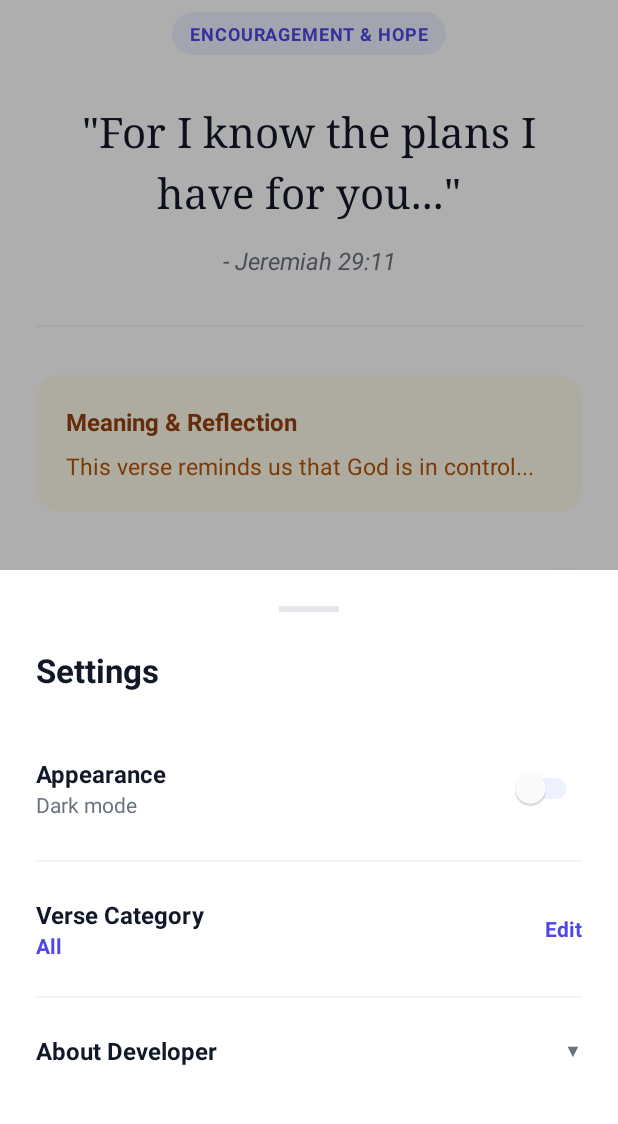
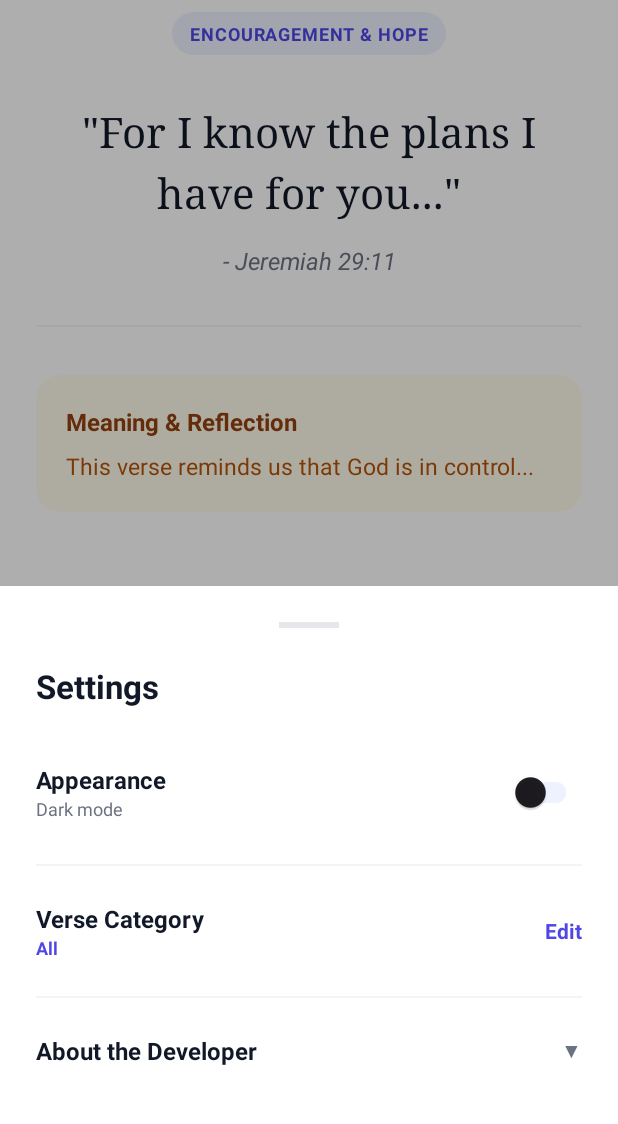
Before and after one commit to j-j-j-github/DAILYVERSE, an Android app: the screen it shows after launch (MainActivity), after a tap on "Settings", on a phone screen of 412 x 824 dp, the part 61-1185 px from its top. Run offline under Robolectric (Android 15) with nearby library versions, the phone set to English and light mode, and no system bars.

Commit message:
Visual changes.

```diff
--- a/app/src/main/java/com/example/dailyverse/MainActivity.kt
+++ b/app/src/main/java/com/example/dailyverse/MainActivity.kt
@@ -2,6 +2,7 @@ package com.example.dailyverse
 
 import android.content.Intent
 import android.content.res.ColorStateList
+import android.net.Uri
 import android.os.Bundle
 import android.view.Gravity
 import android.view.View
@@ -32,8 +33,12 @@ class MainActivity : AppCompatActivity() {
 
         repo = VerseRepository(this)
 
-        // Force Light Mode
-        AppCompatDelegate.setDefaultNightMode(AppCompatDelegate.MODE_NIGHT_NO)
+        // 1. Apply Theme Preference
+        if (repo.isDarkMode()) {
+            AppCompatDelegate.setDefaultNightMode(AppCompatDelegate.MODE_NIGHT_YES)
+        } else {
+            AppCompatDelegate.setDefaultNightMode(AppCompatDelegate.MODE_NIGHT_NO)
+        }
 
         loadContent()
 
@@ -61,7 +66,7 @@ class MainActivity : AppCompatActivity() {
         val view = layoutInflater.inflate(R.layout.bottom_sheet_settings, null)
         dialog.setContentView(view)
 
-        // 1. Dark Mode Toggle
+        // --- Dark Mode ---
         val switchDark = view.findViewById<SwitchMaterial>(R.id.switchDarkMode)
         switchDark.isChecked = repo.isDarkMode()
         switchDark.setOnCheckedChangeListener { _, isChecked ->
@@ -73,22 +78,22 @@ class MainActivity : AppCompatActivity() {
             }, 300)
         }
 
-        // 2. Genre Selector
+        // --- Genre Selector ---
         val btnGenre = view.findViewById<LinearLayout>(R.id.btnSelectGenre)
         val tvCurrent = view.findViewById<TextView>(R.id.tvCurrentGenreSettings)
         tvCurrent.text = repo.getGenrePreference()
 
         btnGenre.setOnClickListener {
             dialog.dismiss()
-            // Slight delay for smooth transition (Sheet down -> Sheet up)
             window.decorView.postDelayed({ showNiceGenreSelector() }, 150)
         }
 
-        // 3. About Developer
+        // --- About Developer ---
         val btnAbout = view.findViewById<LinearLayout>(R.id.btnAboutDev)
         val layoutDetails = view.findViewById<LinearLayout>(R.id.layoutDevDetails)
         val iconExpand = view.findViewById<TextView>(R.id.iconExpandDev)
 
+        // Expand/Collapse Logic
         btnAbout.setOnClickListener {
             if (layoutDetails.visibility == View.VISIBLE) {
                 layoutDetails.visibility = View.GONE
@@ -101,11 +106,33 @@ class MainActivity : AppCompatActivity() {
             }
         }
 
+        // --- Developer Action Buttons ---
+
+        // 1. Report Bug (Email)
+        view.findViewById<TextView>(R.id.btnBugReport).setOnClickListener {
+            val intent = Intent(Intent.ACTION_SENDTO).apply {
+                data = Uri.parse("mailto:jeevaljollyjacob@gmail.com")
+                putExtra(Intent.EXTRA_SUBJECT, "Daily Verse App - Bug Report")
+            }
+            try { startActivity(intent) } catch (e: Exception) { e.printStackTrace() }
+        }
+
+        // 2. Buy Coffee (Web)
+        view.findViewById<TextView>(R.id.btnBuyCoffee).setOnClickListener {
+            val intent = Intent(Intent.ACTION_VIEW, Uri.parse("https://www.buymeacoffee.com/jeevaljollyjacob"))
+            startActivity(intent)
+        }
+
+        // 3. Website (Web)
+        view.findViewById<TextView>(R.id.btnWebsite).setOnClickListener {
+            val intent = Intent(Intent.ACTION_VIEW, Uri.parse("https://j-j-j-github.github.io/MY-PORTFOLIO/"))
+            startActivity(intent)
+        }
+
         dialog.show()
     }
 
     private fun showNiceGenreSelector() {
-        // CHANGED: Use BottomSheetDialog for smooth transition
         val dialog = BottomSheetDialog(this)
         val view = layoutInflater.inflate(R.layout.dialog_genre_selection, null)
         dialog.setContentView(view)
@@ -118,13 +145,11 @@ class MainActivity : AppCompatActivity() {
         for (genre in genres) {
             val isSelected = genre.equals(currentGenre, ignoreCase = true)
 
-            // Row Container
             val itemLayout = LinearLayout(this).apply {
                 orientation = LinearLayout.HORIZONTAL
                 gravity = Gravity.CENTER_VERTICAL
                 setPadding(48, 32, 48, 32)
 
-                // Highlight background if selected
                 if (isSelected) {
                     background = ContextCompat.getDrawable(this@MainActivity, R.drawable.bg_badge)
                     backgroundTintList = ColorStateList.valueOf(ContextCompat.getColor(this@MainActivity, R.color.brand_light))
@@ -140,7 +165,6 @@ class MainActivity : AppCompatActivity() {
                 layoutParams = params
             }
 
-            // Genre Text
             val tv = TextView(this).apply {
                 text = genre
                 textSize = 16f
@@ -155,19 +179,17 @@ class MainActivity : AppCompatActivity() {
             }
             itemLayout.addView(tv)
 
-            // CLEANER CHECKMARK
             if (isSelected) {
                 val check = ImageView(this).apply {
-                    setImageResource(R.drawable.ic_check) // Using new clean icon
+                    setImageResource(R.drawable.ic_check)
                     setColorFilter(ContextCompat.getColor(this@MainActivity, R.color.brand_primary))
                 }
                 itemLayout.addView(check)
             }
 
-            // Click Logic
             itemLayout.setOnClickListener {
                 repo.saveGenrePreference(genre)
-                loadContent() // Updates home screen pill instantly
+                loadContent()
                 dialog.dismiss()
             }
 
--- /dev/null
+++ b/app/src/main/res/drawable/bg_card_highlight.xml
@@ -0,0 +1,5 @@
+<?xml version="1.0" encoding="utf-8"?>
+<shape xmlns:android="http://schemas.android.com/apk/res/android">
+    <solid android:color="@color/brand_light"/>
+    <corners android:radius="24dp"/>
+</shape>
--- a/app/src/main/res/drawable/img_profile.xml
+++ /dev/null
@@ -1,9 +0,0 @@
-<vector xmlns:android="http://schemas.android.com/apk/res/android"
-    android:width="24dp"
-    android:height="24dp"
-    android:viewportWidth="24"
-    android:viewportHeight="24">
-    <path
-        android:fillColor="#4F46E5"
-        android:pathData="M12,2C6.48,2 2,6.48 2,12s4.48,10 10,10 10,-4.48 10,-10S17.52,2 12,2zM12,5c1.66,0 3,1.34 3,3s-1.34,3 -3,3 -3,-1.34 -3,-3 1.34,-3 3,-3zM12,19.2c-2.5,0 -4.71,-1.28 -6,-3.22 0.03,-1.99 4,-3.08 6,-3.08 1.99,0 5.97,1.09 6,3.08 -1.29,1.94 -3.5,3.22 -6,3.22z"/>
-</vector>
--- a/app/src/main/res/layout/bottom_sheet_settings.xml
+++ b/app/src/main/res/layout/bottom_sheet_settings.xml
@@ -7,7 +7,7 @@
     android:orientation="vertical"
     android:padding="24dp">
 
-    <!-- Handle Bar (Visual cue for dragging) -->
+    <!-- Handle Bar -->
     <View
         android:layout_width="40dp"
         android:layout_height="4dp"
@@ -22,16 +22,15 @@
         android:textColor="@color/text_primary"
         android:textSize="22sp"
         android:textStyle="bold"
-        android:layout_marginBottom="32dp"/>
+        android:layout_marginBottom="24dp"/>
 
-    <!-- 1. DARK MODE TOGGLE -->
+    <!-- 1. Dark Mode -->
     <LinearLayout
         android:layout_width="match_parent"
         android:layout_height="wrap_content"
         android:gravity="center_vertical"
         android:orientation="horizontal"
         android:paddingVertical="8dp">
-
         <LinearLayout
             android:layout_width="0dp"
             android:layout_height="wrap_content"
@@ -49,34 +48,27 @@
                 android:layout_height="wrap_content"
                 android:text="Dark mode"
                 android:textColor="@color/text_secondary"
-                android:textSize="14sp"/>
+                android:textSize="12sp"/>
         </LinearLayout>
-
         <com.google.android.material.switchmaterial.SwitchMaterial
             android:id="@+id/switchDarkMode"
             android:layout_width="wrap_content"
             android:layout_height="wrap_content"
-            app:thumbTint="@color/white"
             app:trackTint="@color/brand_light"/>
     </LinearLayout>
 
-    <View
-        android:layout_width="match_parent"
-        android:layout_height="1dp"
-        android:background="@color/divider"
-        android:layout_marginVertical="16dp"/>
+    <View android:layout_width="match_parent" android:layout_height="1dp" android:background="@color/divider" android:layout_marginVertical="16dp"/>
 
-    <!-- 2. GENRE SELECTION -->
+    <!-- 2. Genre -->
     <LinearLayout
         android:id="@+id/btnSelectGenre"
         android:layout_width="match_parent"
         android:layout_height="wrap_content"
         android:gravity="center_vertical"
         android:orientation="horizontal"
+        android:clickable="true"
         android:background="?attr/selectableItemBackground"
-        android:clickable="true"
         android:paddingVertical="8dp">
-
         <LinearLayout
             android:layout_width="0dp"
             android:layout_height="wrap_content"
@@ -96,64 +88,55 @@
                 android:text="All Categories"
                 android:textColor="@color/brand_primary"
                 android:textStyle="bold"
-                android:textSize="14sp"/>
+                android:textSize="12sp"/>
+        </LinearLayout>
+        <TextView android:layout_width="wrap_content" android:layout_height="wrap_content" android:text="Edit" android:textColor="@color/brand_primary" android:textStyle="bold"/>
     </LinearLayout>
 
-        <TextView
-            android:layout_width="wrap_content"
-            android:layout_height="wrap_content"
-            android:text="Edit"
-            android:textColor="@color/brand_primary"
-            android:textStyle="bold"/>
-    </LinearLayout>
+    <View android:layout_width="match_parent" android:layout_height="1dp" android:background="@color/divider" android:layout_marginVertical="16dp"/>
 
-    <View
-        android:layout_width="match_parent"
-        android:layout_height="1dp"
-        android:background="@color/divider"
-        android:layout_marginVertical="16dp"/>
-
-    <!-- 3. ABOUT DEVELOPER (Clickable Header) -->
+    <!-- 3. About Developer -->
     <LinearLayout
         android:id="@+id/btnAboutDev"
         android:layout_width="match_parent"
         android:layout_height="wrap_content"
         android:gravity="center_vertical"
+        android:clickable="true"
         android:background="?attr/selectableItemBackground"
-        android:clickable="true"
         android:paddingVertical="8dp">
-
         <TextView
             android:layout_width="0dp"
             android:layout_height="wrap_content"
             android:layout_weight="1"
-            android:text="About Developer"
+            android:text="About the Developer"
             android:textColor="@color/text_primary"
             android:textSize="16sp"
             android:textStyle="bold"/>
-
-        <!-- Simple arrow icon using text to avoid missing resources -->
         <TextView
             android:id="@+id/iconExpandDev"
             android:layout_width="wrap_content"
             android:layout_height="wrap_content"
             android:text="▼"
-            android:textSize="12sp"
             android:textColor="@color/text_secondary"/>
     </LinearLayout>
 
-    <!-- HIDDEN DEVELOPER DETAILS (Reveals on click) -->
+    <!-- Hidden Developer Details (FIXED BACKGROUND HERE) -->
     <LinearLayout
         android:id="@+id/layoutDevDetails"
         android:layout_width="match_parent"
         android:layout_height="wrap_content"
-        android:orientation="horizontal"
-        android:gravity="center_vertical"
+        android:orientation="vertical"
         android:visibility="gone"
-        android:background="@drawable/bg_badge"
-        android:padding="16dp"
+        android:background="@drawable/bg_card_highlight"
+        android:padding="20dp"
         android:layout_marginTop="12dp">
 
+        <!-- Profile Row -->
+        <LinearLayout
+            android:layout_width="match_parent"
+            android:layout_height="wrap_content"
+            android:orientation="horizontal"
+            android:gravity="center_vertical">
             <androidx.cardview.widget.CardView
                 android:layout_width="48dp"
                 android:layout_height="48dp"
@@ -165,13 +148,11 @@
                     android:src="@drawable/img_profile"
                     android:scaleType="centerCrop"/>
             </androidx.cardview.widget.CardView>
-
             <LinearLayout
                 android:layout_width="wrap_content"
                 android:layout_height="wrap_content"
                 android:orientation="vertical"
                 android:layout_marginStart="16dp">
-
                 <TextView
                     android:layout_width="wrap_content"
                     android:layout_height="wrap_content"
@@ -179,19 +160,58 @@
                     android:textColor="@color/brand_primary"
                     android:textStyle="bold"
                     android:textSize="16sp"/>
-
                 <TextView
                     android:layout_width="wrap_content"
                     android:layout_height="wrap_content"
-                android:text="Developer"
+                    android:text="Made with Curiosity and Code️. ✍🏼🔥"
                     android:textColor="@color/text_secondary"
                     android:textSize="12sp"/>
             </LinearLayout>
         </LinearLayout>
 
-    <!-- Spacer for bottom padding -->
-    <Space
+        <!-- Divider -->
+        <View
             android:layout_width="match_parent"
-        android:layout_height="40dp"/>
+            android:layout_height="1dp"
+            android:background="#D1D5DB"
+            android:layout_marginVertical="12dp"
+            android:alpha="0.2"/>
+
+        <!-- Action Buttons -->
+        <TextView
+            android:id="@+id/btnBugReport"
+            android:layout_width="match_parent"
+            android:layout_height="wrap_content"
+            android:text="Suggest Feature / Report a Bug"
+            android:textColor="@color/text_primary"
+            android:textSize="14sp"
+            android:paddingVertical="10dp"
+            android:clickable="true"
+            android:background="?attr/selectableItemBackground"/>
+
+        <TextView
+            android:id="@+id/btnBuyCoffee"
+            android:layout_width="match_parent"
+            android:layout_height="wrap_content"
+            android:text="Buy me a Coffee ☕"
+            android:textColor="@color/text_primary"
+            android:textSize="14sp"
+            android:paddingVertical="10dp"
+            android:clickable="true"
+            android:background="?attr/selectableItemBackground"/>
+
+        <TextView
+            android:id="@+id/btnWebsite"
+            android:layout_width="match_parent"
+            android:layout_height="wrap_content"
+            android:text="Visit Website"
+            android:textColor="@color/text_primary"
+            android:textSize="14sp"
+            android:paddingVertical="10dp"
+            android:clickable="true"
+            android:background="?attr/selectableItemBackground"/>
 
     </LinearLayout>
+
+    <Space android:layout_width="match_parent" android:layout_height="40dp"/>
+</LinearLayout>
--- /dev/null
+++ b/app/src/main/res/values-night/colors.xml
@@ -0,0 +1,32 @@
+<?xml version="1.0" encoding="utf-8"?>
+<resources>
+    <!-- Core -->
+    <color name="black">#FFFFFFFF</color>
+    <color name="white">#FF000000</color>
+
+    <!-- Backgrounds (Dark Grays) -->
+    <color name="bg_main">#111827</color>
+    <color name="bg_surface">#1F2937</color>
+    <color name="bg_bottom_sheet">#1F2937</color>
+
+    <!-- Text (Light for Dark Mode) -->
+    <color name="text_primary">#F9FAFB</color>
+    <color name="text_secondary">#9CA3AF</color>
+
+    <!-- Branding (Softer for Dark Mode) -->
+    <color name="brand_primary">#818CF8</color>
+    <color name="brand_light">#312E81</color>
+
+    <color name="accent_text">#818CF8</color>
+    <color name="accent_subtext">#D1D5DB</color>
+    <color name="divider">#374151</color>
+
+    <!-- Legacy Compatibility (Prevents Crashes) -->
+    <color name="indigo_600">#818CF8</color>
+    <color name="indigo_50">#312E81</color>
+    <color name="amber_50">#1F2937</color>
+    <color name="amber_100">#374151</color>
+    <color name="amber_800">#818CF8</color>
+    <color name="gray_900">#F9FAFB</color>
+    <color name="gray_500">#9CA3AF</color>
+</resources>
--- a/app/src/main/res/values/themes.xml
+++ b/app/src/main/res/values/themes.xml
@@ -1,24 +1,20 @@
 <resources xmlns:tools="http://schemas.android.com/tools">
     <!-- Base application theme. -->
     <style name="Base.Theme.DailyVerse" parent="Theme.Material3.DayNight.NoActionBar">
-        <!-- Customize your light theme here. -->
-        <!-- <item name="colorPrimary">@color/my_light_primary</item> -->
+        <!-- Brand Color -->
+        <item name="colorPrimary">@color/brand_primary</item>
+
+        <!-- Status Bar Config (Transparent with adaptive icons) -->
+        <item name="android:statusBarColor">@android:color/transparent</item>
+        <item name="android:windowLightStatusBar">?attr/isLightTheme</item>
     </style>
 
     <style name="Theme.DailyVerse" parent="Base.Theme.DailyVerse" />
 
-    <style name="Theme.DailyVerse.AppWidgetContainerParent" parent="@android:style/Theme.DeviceDefault">
-        <!-- Radius of the outer bound of widgets to make the rounded corners -->
+    <!-- Widget Style (Required to fix build error) -->
+    <style name="Theme.DailyVerse.AppWidgetContainer" parent="Theme.DailyVerse">
         <item name="appWidgetRadius">16dp</item>
-        <!--
-        Radius of the inner view's bound of widgets to make the rounded corners.
-        It needs to be 8dp or less than the value of appWidgetRadius
-        -->
         <item name="appWidgetInnerRadius">8dp</item>
-    </style>
-
-    <style name="Theme.DailyVerse.AppWidgetContainer" parent="Theme.DailyVerse.AppWidgetContainerParent">
-        <!-- Apply padding to avoid the content of the widget colliding with the rounded corners -->
         <item name="appWidgetPadding">16dp</item>
     </style>
 </resources>
```
Also changed, not shown: app/src/main/res/drawable/img_profile.jpg (added). Lines whose indentation alone changed are shown as unchanged.
